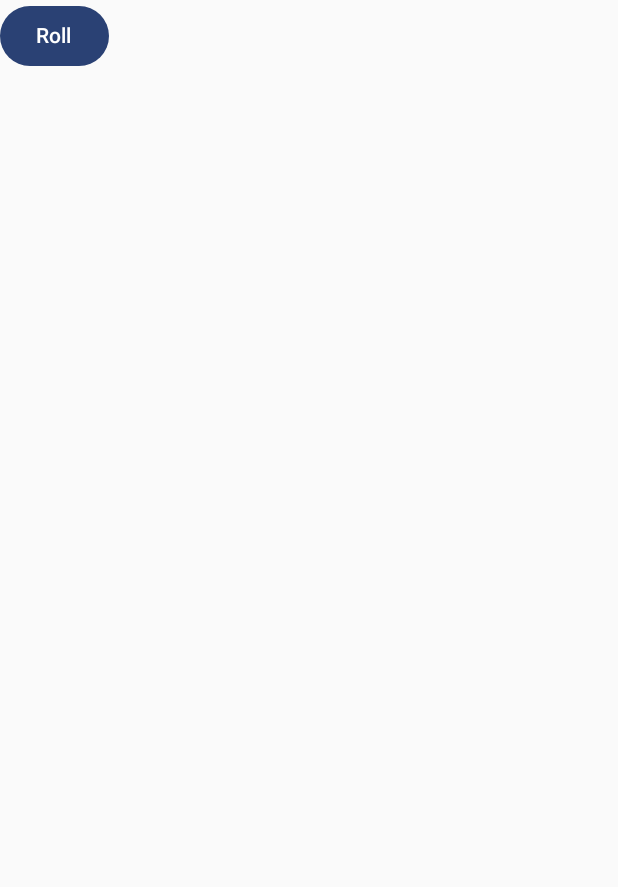
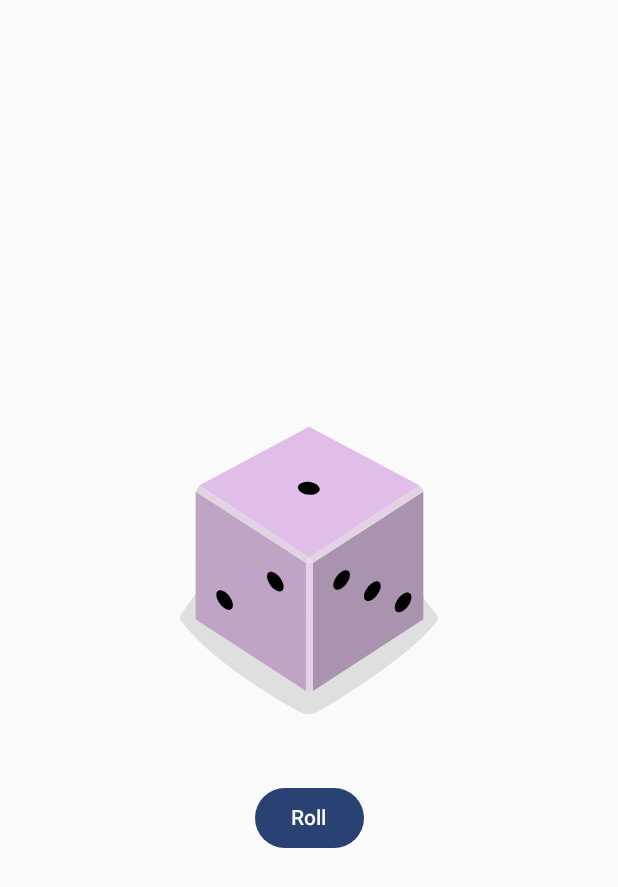
Before and after one commit to MoongStory/AndroidStudy, an Android app built with Jetpack Compose: the screen it shows after launch (MainActivity), on a phone screen of 412 x 824 dp. Shown: the top 887 px of the screen. Run offline under Robolectric (Android 15) with nearby library versions, the phone set to English and light mode, and no system bars.

Commit message:
대화형 Dice Roller 앱 만들기 - 이미지 추가 완료

```diff
--- a/app/src/main/java/com/example/androidstudy/MainActivity.kt
+++ b/app/src/main/java/com/example/androidstudy/MainActivity.kt
@@ -9,14 +9,21 @@ import android.os.Bundle
 import androidx.activity.ComponentActivity
 import androidx.activity.compose.setContent
 import androidx.activity.enableEdgeToEdge
+import androidx.compose.foundation.Image
+import androidx.compose.foundation.layout.Arrangement
 import androidx.compose.foundation.layout.Column
+import androidx.compose.foundation.layout.Spacer
+import androidx.compose.foundation.layout.fillMaxSize
+import androidx.compose.foundation.layout.height
 import androidx.compose.material3.Button
 import androidx.compose.material3.Text
 import androidx.compose.runtime.Composable
 import androidx.compose.ui.Alignment
 import androidx.compose.ui.Modifier
+import androidx.compose.ui.res.painterResource
 import androidx.compose.ui.res.stringResource
 import androidx.compose.ui.tooling.preview.Preview
+import androidx.compose.ui.unit.dp
 import com.example.androidstudy.ui.theme.AndroidStudyTheme
 
 //class MainActivity : ComponentActivity() {
@@ -79,9 +86,15 @@ class MainActivity : ComponentActivity() {
 @Composable
 fun DiceWithButtonAndImage(modifier: Modifier = Modifier) {
     Column (
-        modifier = modifier,
-        horizontalAlignment = Alignment.CenterHorizontally
+        modifier = modifier.fillMaxSize(),
+        horizontalAlignment = Alignment.CenterHorizontally,
+        verticalArrangement = Arrangement.Center
     ) {
+        Image(
+            painter = painterResource(id = R.drawable.dice_1),
+            contentDescription = "1"
+        )
+        Spacer(modifier = Modifier.height(16.dp))
         Button(onClick = { /*TODO*/ }) {
             Text(stringResource(R.string.roll))
         }
--- /dev/null
+++ b/app/src/main/res/drawable/dice_1.xml
@@ -0,0 +1,66 @@
+<!--
+  ~ Copyright 2022, The Android Open Source Project
+  ~
+  ~ Licensed under the Apache License, Version 2.0 (the "License");
+  ~ you may not use this file except in compliance with the License.
+  ~ You may obtain a copy of the License at
+  ~
+  ~     http://www.apache.org/licenses/LICENSE-2.0
+  ~
+  ~ Unless required by applicable law or agreed to in writing, software
+  ~ distributed under the License is distributed on an "AS IS" BASIS,
+  ~ WITHOUT WARRANTIES OR CONDITIONS OF ANY KIND, either express or implied.
+  ~ See the License for the specific language governing permissions and
+  ~ limitations under the License.
+  -->
+
+<vector xmlns:android="http://schemas.android.com/apk/res/android"
+    android:width="200dp"
+    android:height="250dp"
+    android:viewportWidth="800"
+    android:viewportHeight="1000">
+    <path
+        android:fillAlpha="0.5"
+        android:fillColor="#C5C4C4"
+        android:pathData="M740.8,635.42c-68.27,90.47 -249.77,201.76 -316,240.63a50.7,50.7 0,0 1,-49.93 0.81c-64.19,-35 -234.09,-133.88 -315.65,-242a14.69,14.69 0,0 1,-0.12 -17.49c77.58,-106.29 159.67,-258.89 341.06,-258.89 182,0 242.19,139.08 340.27,258.88A14.62,14.62 0,0 1,740.8 635.42Z"
+        android:strokeAlpha="0.5" />
+    <path
+        android:fillColor="#AA93AE"
+        android:pathData="M704.9,630l-294.29,191.06l0,-340.85l294.29,-191.06l0,340.85z" />
+    <path
+        android:fillColor="#C0A4C5"
+        android:pathData="M97.59,630l294.29,191.06l0,-340.85l-294.29,-191.06l0,340.85z" />
+    <path
+        android:fillColor="#E1BEE7"
+        android:pathData="M400.14,464.73l-293.19,-191.45l293.19,-156.31l295.39,156.31l-295.39,191.45z" />
+    <path
+        android:fillColor="#E2D3E4"
+        android:pathData="M106.95,273.28l-9.36,15.87l294.29,191.06l8.26,-15.48l-293.19,-191.45z" />
+    <path
+        android:fillColor="#E2D3E4"
+        android:pathData="M695.53,273.28l9.37,15.87l-294.29,191.06l-10.47,-15.48l295.39,-191.45z" />
+    <path
+        android:fillColor="#E2D3E4"
+        android:pathData="M391.88,480.21h18.73v340.85h-18.73z" />
+    <path
+        android:fillColor="#E7DCE8"
+        android:pathData="M400.14,464.73l-8.26,15.48l18.73,0l-10.47,-15.48z" />
+    <path
+        android:fillColor="#000000"
+        android:pathData="M397.45,297.62a16.9,28.71 97.07,1 0,4.16 -33.54a16.9,28.71 97.07,1 0,-4.16 33.54z" />
+    <path
+        android:fillColor="#000000"
+        android:pathData="M297.17,539.02a30.12,16.11 53.82,1 0,26.01 -19.02a30.12,16.11 53.82,1 0,-26.01 19.02z" />
+    <path
+        android:fillColor="#000000"
+        android:pathData="M161.96,588.24a30.12,16.11 53.82,1 0,26.01 -19.02a30.12,16.11 53.82,1 0,-26.01 19.02z" />
+    <path
+        android:fillColor="#000000"
+        android:pathData="M551.15,579.45a30.12,16.11 126.18,1 0,35.56 -48.62a30.12,16.11 126.18,1 0,-35.56 48.62z" />
+    <path
+        android:fillColor="#000000"
+        android:pathData="M469.12,549.58a30.12,16.11 126.18,1 0,35.56 -48.62a30.12,16.11 126.18,1 0,-35.56 48.62z" />
+    <path
+        android:fillColor="#000000"
+        android:pathData="M633.17,609.29a30.12,16.11 126.18,1 0,35.56 -48.62a30.12,16.11 126.18,1 0,-35.56 48.62z" />
+</vector>
```
Also changed, not shown: app/src/main/res/drawable/dice_2.xml (added, +66 -0 lines), app/src/main/res/drawable/dice_3.xml (added, +66 -0 lines), app/src/main/res/drawable/dice_4.xml (added, +69 -0 lines), app/src/main/res/drawable/dice_5.xml (added, +75 -0 lines), app/src/main/res/drawable/dice_6.xml (added, +81 -0 lines).
